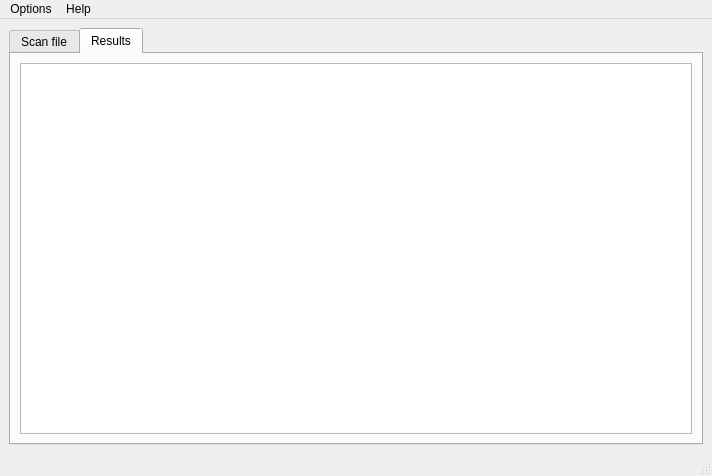
The window that gui/gui.ui (Laikos38/ADS-TP-Seguridad) describes before a commit, drawn with Qt 5.
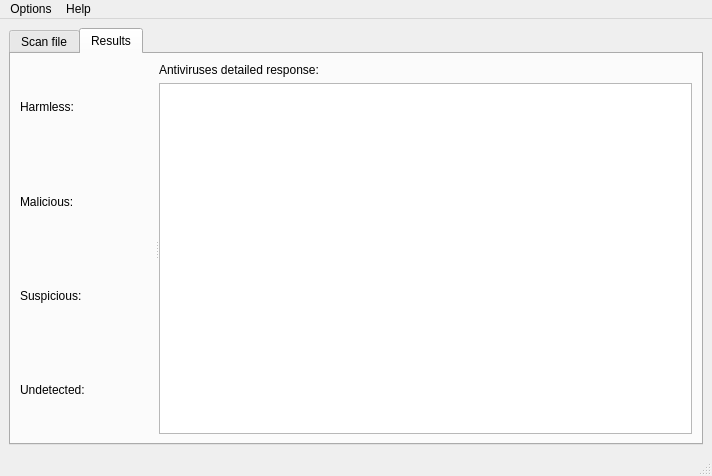
The same window after the commit. The open tabs and pages were chosen to show the change.

Commit message: Cambio interfaz de resultados.

What changed in the file:
```diff
--- a/gui/gui.ui
+++ b/gui/gui.ui
@@ -202,12 +202,74 @@
        <attribute name="title">
         <string>Results</string>
        </attribute>
-       <layout class="QHBoxLayout" name="horizontalLayout_4">
+       <layout class="QVBoxLayout" name="verticalLayout_5">
         <item>
-         <widget class="QPlainTextEdit" name="resultsTe">
-          <property name="readOnly">
-           <bool>true</bool>
+         <widget class="QSplitter" name="splitter">
+          <property name="orientation">
+           <enum>Qt::Horizontal</enum>
           </property>
+          <widget class="QWidget" name="verticalLayoutWidget">
+           <layout class="QVBoxLayout" name="verticalLayout_3">
+            <item>
+             <widget class="QLabel" name="label_2">
+              <property name="text">
+               <string>Harmless:</string>
+              </property>
+             </widget>
+            </item>
+            <item>
+             <layout class="QHBoxLayout" name="horizontalLayout_6"/>
+            </item>
+            <item>
+             <widget class="QLabel" name="label_3">
+              <property name="text">
+               <string>Malicious:</string>
+              </property>
+             </widget>
+            </item>
+            <item>
+             <layout class="QHBoxLayout" name="horizontalLayout_7"/>
+            </item>
+            <item>
+             <widget class="QLabel" name="label_4">
+              <property name="text">
+               <string>Suspicious:</string>
+              </property>
+             </widget>
+            </item>
+            <item>
+             <layout class="QHBoxLayout" name="horizontalLayout_8"/>
+            </item>
+            <item>
+             <widget class="QLabel" name="label_6">
+              <property name="text">
+               <string>Undetected:</string>
+              </property>
+             </widget>
+            </item>
+            <item>
+             <layout class="QHBoxLayout" name="horizontalLayout_9"/>
+            </item>
+           </layout>
+          </widget>
+          <widget class="QWidget" name="verticalLayoutWidget_2">
+           <layout class="QVBoxLayout" name="verticalLayout_4">
+            <item>
+             <widget class="QLabel" name="label_5">
+              <property name="text">
+               <string>Antiviruses detailed response:</string>
+              </property>
+             </widget>
+            </item>
+            <item>
+             <widget class="QPlainTextEdit" name="resultsTe">
+              <property name="readOnly">
+               <bool>true</bool>
+              </property>
+             </widget>
+            </item>
+           </layout>
+          </widget>
          </widget>
         </item>
        </layout>
```
Left out of the diff: 2 changed lines with no effect on the pictures. The commit also changes 1 other file.
